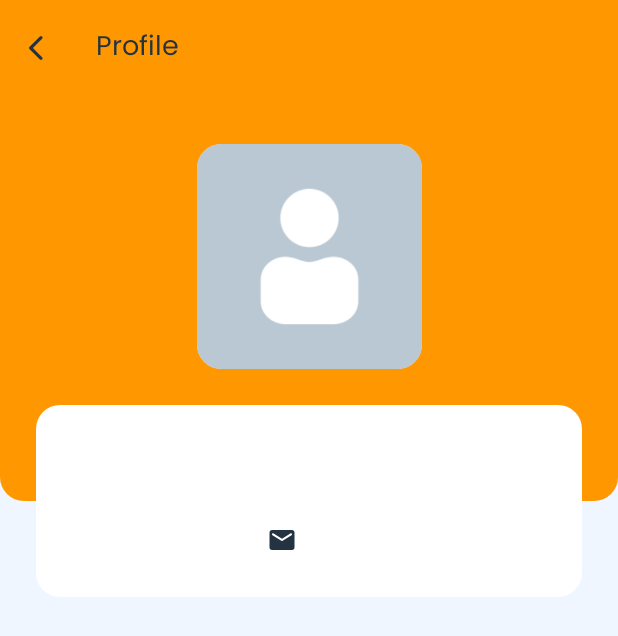
After one commit to mikirinkode/FirebaseChatApp, an Android app: the ProfileActivity screen opened directly, with no data from a screen before it, on a phone screen of 412 x 824 dp. The commit adds this screen. Shown: the top 636 px of the screen. Run offline under Robolectric (Android 15) with nearby library versions, the phone set to English and light mode, and no system bars; our stand-ins replace Firebase (no records; nobody signed in at launch, a user with empty details on screens opened directly).

Commit message:
add profile screen

```diff
--- a/app/src/main/AndroidManifest.xml
+++ b/app/src/main/AndroidManifest.xml
@@ -17,6 +17,9 @@
         android:supportsRtl="true"
         android:theme="@style/Theme.FirebaseChatApp"
         tools:targetApi="31">
+        <activity
+            android:name=".feature.profile.ProfileActivity"
+            android:exported="false" />
         <activity
             android:name=".feature.chat.ChatActivity"
             android:exported="false" />
--- /dev/null
+++ b/app/src/main/java/com/mikirinkode/firebasechatapp/feature/profile/ProfileActivity.kt
@@ -0,0 +1,66 @@
+package com.mikirinkode.firebasechatapp.feature.profile
+
+import androidx.appcompat.app.AppCompatActivity
+import android.os.Bundle
+import com.bumptech.glide.Glide
+import com.mikirinkode.firebasechatapp.R
+import com.mikirinkode.firebasechatapp.data.model.UserAccount
+import com.mikirinkode.firebasechatapp.databinding.ActivityProfileBinding
+
+class ProfileActivity : AppCompatActivity(), ProfileView {
+
+    private val binding: ActivityProfileBinding by lazy {
+        ActivityProfileBinding.inflate(layoutInflater)
+    }
+
+    private lateinit var presenter: ProfilePresenter
+
+    companion object {
+        const val EXTRA_INTENT_USER_ID = "key_user_id"
+    }
+
+    override fun onCreate(savedInstanceState: Bundle?) {
+        super.onCreate(savedInstanceState)
+        setContentView(binding.root)
+        initView()
+        setupPresenter()
+        handleIntent()
+        onActionClicked()
+    }
+
+    override fun onDestroy() {
+        super.onDestroy()
+        presenter.detachView()
+    }
+
+    private fun initView() {}
+
+    private fun handleIntent(){
+        val userId = intent.getStringExtra(EXTRA_INTENT_USER_ID)
+        if (userId != null){
+            presenter.observeUserProfile(userId)
+        }
+    }
+
+    private fun setupPresenter() {
+        presenter = ProfilePresenter()
+        presenter.attachView(this)
+    }
+
+    override fun onGetProfileSuccess(user: UserAccount) {
+        binding.apply {
+            tvUserEmail.text = user.email
+            tvUserFullName.text = user.name
+
+            if (user.avatarUrl != null && user.avatarUrl != "") {
+                Glide.with(this@ProfileActivity)
+                    .load(user.avatarUrl).into(ivUserProfile)
+            }
+        }
+    }
+
+    override fun showLoading() {}
+    override fun hideLoading() {}
+
+    private fun onActionClicked() {}
+}
--- /dev/null
+++ b/app/src/main/java/com/mikirinkode/firebasechatapp/feature/profile/ProfilePresenter.kt
@@ -0,0 +1,25 @@
+package com.mikirinkode.firebasechatapp.feature.profile
+
+import com.mikirinkode.firebasechatapp.base.BasePresenter
+import com.mikirinkode.firebasechatapp.data.model.UserAccount
+
+class ProfilePresenter : BasePresenter<ProfileView>, ProfileEventListener {
+    private var mView: ProfileView? = null
+    private var mHelper: ProfileHelper = ProfileHelper(this)
+
+    fun observeUserProfile(userId: String){
+        mHelper.getUserById(userId)
+    }
+
+    override fun onGetProfileSuccess(user: UserAccount) {
+        mView?.onGetProfileSuccess(user)
+    }
+
+    override fun attachView(view: ProfileView) {
+        mView = view
+    }
+
+    override fun detachView() {
+        mView = null
+    }
+}
--- /dev/null
+++ b/app/src/main/java/com/mikirinkode/firebasechatapp/feature/profile/ProfileView.kt
@@ -0,0 +1,8 @@
+package com.mikirinkode.firebasechatapp.feature.profile
+
+import com.mikirinkode.firebasechatapp.base.BaseView
+import com.mikirinkode.firebasechatapp.data.model.UserAccount
+
+interface ProfileView: BaseView {
+    fun onGetProfileSuccess(user: UserAccount)
+}
--- /dev/null
+++ b/app/src/main/res/drawable/bg_user_profile.xml
@@ -0,0 +1,11 @@
+<?xml version="1.0" encoding="utf-8"?>
+<shape xmlns:android="http://schemas.android.com/apk/res/android"
+    android:shape="rectangle">
+
+    <solid
+        android:color="?attr/background"/>
+
+    <corners
+        android:bottomLeftRadius="16dp"
+        android:bottomRightRadius="16dp"/>
+</shape>
--- /dev/null
+++ b/app/src/main/res/layout/activity_profile.xml
@@ -0,0 +1,118 @@
+<?xml version="1.0" encoding="utf-8"?>
+<androidx.constraintlayout.widget.ConstraintLayout xmlns:android="http://schemas.android.com/apk/res/android"
+    xmlns:app="http://schemas.android.com/apk/res-auto"
+    xmlns:tools="http://schemas.android.com/tools"
+    android:layout_width="match_parent"
+    android:layout_height="match_parent"
+    tools:context=".feature.profile.ProfileActivity">
+
+    <View
+        android:layout_width="match_parent"
+        android:layout_height="0dp"
+        android:layout_marginBottom="64dp"
+        android:background="@drawable/bg_user_profile"
+        android:backgroundTint="?android:attr/colorPrimary"
+        app:layout_constraintBottom_toBottomOf="@+id/cardUserInfo"
+        app:layout_constraintEnd_toEndOf="parent"
+        app:layout_constraintStart_toStartOf="parent"
+        app:layout_constraintTop_toTopOf="parent" />
+
+    <androidx.constraintlayout.widget.ConstraintLayout
+        android:id="@+id/appBarLayout"
+        android:layout_width="match_parent"
+        android:layout_height="?attr/actionBarSize"
+        app:layout_constraintEnd_toEndOf="parent"
+        app:layout_constraintStart_toStartOf="parent"
+        app:layout_constraintTop_toTopOf="parent">
+
+        <Button
+            android:id="@+id/btnBack"
+            style="@style/Widget.Material3.Button.IconButton"
+            android:layout_width="wrap_content"
+            android:layout_height="wrap_content"
+            app:icon="@drawable/ic_back"
+            app:iconTint="?android:attr/textColor"
+            app:layout_constraintBottom_toBottomOf="parent"
+            app:layout_constraintStart_toStartOf="parent"
+            app:layout_constraintTop_toTopOf="parent" />
+
+        <TextView
+            android:layout_width="wrap_content"
+            android:layout_height="wrap_content"
+            android:layout_marginStart="16dp"
+            android:text="Profile"
+            android:textSize="18sp"
+            app:layout_constraintBottom_toBottomOf="parent"
+            app:layout_constraintStart_toEndOf="@id/btnBack"
+            app:layout_constraintTop_toTopOf="parent" />
+
+    </androidx.constraintlayout.widget.ConstraintLayout>
+
+
+    <com.google.android.material.card.MaterialCardView
+        android:id="@+id/cardProfile"
+        android:layout_width="wrap_content"
+        android:layout_height="wrap_content"
+        android:layout_marginTop="32dp"
+        app:cardCornerRadius="@dimen/corner_radius"
+        app:layout_constraintEnd_toEndOf="parent"
+        app:layout_constraintStart_toStartOf="parent"
+        app:layout_constraintTop_toBottomOf="@+id/appBarLayout"
+        app:strokeWidth="0dp">
+
+        <ImageView
+            android:id="@+id/ivUserProfile"
+            android:layout_width="150dp"
+            android:layout_height="150dp"
+            android:src="@drawable/ic_default_user_avatar"/>
+    </com.google.android.material.card.MaterialCardView>
+
+    <androidx.constraintlayout.widget.ConstraintLayout
+        android:id="@+id/cardUserInfo"
+        android:layout_width="match_parent"
+        android:layout_height="wrap_content"
+        android:layout_marginHorizontal="24dp"
+        android:background="@drawable/bg_rounded_card"
+        android:backgroundTint="?attr/background"
+        android:layout_marginTop="24dp"
+        android:padding="24dp"
+        app:layout_constraintEnd_toEndOf="parent"
+        app:layout_constraintStart_toStartOf="parent"
+        app:layout_constraintTop_toBottomOf="@id/cardProfile">
+
+        <TextView
+            android:id="@+id/tvUserFullName"
+            android:layout_width="0dp"
+            android:layout_height="wrap_content"
+            android:textAlignment="center"
+            android:textSize="24sp"
+            android:textStyle="bold"
+            app:layout_constraintEnd_toEndOf="parent"
+            app:layout_constraintStart_toStartOf="parent"
+            app:layout_constraintTop_toTopOf="parent"
+            tools:text="Firstname Lastname" />
+
+
+        <ImageView
+            android:layout_width="20dp"
+            android:layout_height="20dp"
+            android:layout_marginEnd="8dp"
+            android:src="@drawable/ic_email"
+            app:layout_constraintEnd_toStartOf="@id/tvUserEmail"
+            app:layout_constraintTop_toTopOf="@id/tvUserEmail"
+            app:tint="?android:attr/textColor" />
+
+        <TextView
+            android:id="@+id/tvUserEmail"
+            android:layout_width="wrap_content"
+            android:layout_height="wrap_content"
+            android:layout_marginTop="16dp"
+            android:textAlignment="center"
+            app:layout_constraintEnd_toEndOf="parent"
+            app:layout_constraintStart_toStartOf="parent"
+            app:layout_constraintTop_toBottomOf="@+id/tvUserFullName"
+            tools:text="EMAIL@EMAIL.COM" />
+
+    </androidx.constraintlayout.widget.ConstraintLayout>
+
+</androidx.constraintlayout.widget.ConstraintLayout>
--- a/app/src/main/res/values-night/themes.xml
+++ b/app/src/main/res/values-night/themes.xml
@@ -13,7 +13,7 @@
         <item name="android:fontFamily">@font/poppins</item>
         <item name="android:textColor">@color/night_theme_text_color</item>
         <item name="android:windowBackground">@color/night_window_background</item>
-        <item name="background">@color/black_secondary_background</item>
-        <item name="backgroundColor">@color/colorPrimaryDark</item>
+        <item name="background">@color/night_secondary_background</item>
+        <item name="backgroundColor">@color/night_third_background</item>
     </style>
 </resources>
--- a/app/src/main/res/values/colors.xml
+++ b/app/src/main/res/values/colors.xml
@@ -16,7 +16,8 @@
 
     <color name="light_window_background">#F0F6FF</color>
     <color name="night_window_background">#17212B</color>
-    <color name="black_secondary_background">#1E2B38</color>
+    <color name="night_secondary_background">#1E2B38</color>
+    <color name="night_third_background">#1E2B38</color>
 
     <color name="light_color_on_background">#DBE5F3</color>
     <color name="night_color_on_background">#131C25</color>
--- /dev/null
+++ b/app/src/main/res/values/dimens.xml
@@ -0,0 +1,4 @@
+<?xml version="1.0" encoding="utf-8"?>
+<resources>
+    <dimen name="corner_radius">16dp</dimen>
+</resources>
--- a/app/src/main/res/values/themes.xml
+++ b/app/src/main/res/values/themes.xml
@@ -15,6 +15,5 @@
         <item name="android:windowBackground">@color/light_window_background</item>
         <item name="background">@color/white</item>
         <item name="backgroundColor">@color/colorPrimary</item>
-        <item name="colorOnBackground">@color/light_color_on_background</item>
     </style>
 </resources>
```
Also changed, not shown: app/src/main/java/com/mikirinkode/firebasechatapp/feature/main/ChatHistoryAdapter.kt (renamed from app/src/main/java/com/mikirinkode/firebasechatapp/feature/main/MainAdapter.kt, +6 -14 lines), app/src/main/java/com/mikirinkode/firebasechatapp/feature/main/ChatHistoryHelper.kt (renamed from app/src/main/java/com/mikirinkode/firebasechatapp/feature/main/MainHelper.kt, +0 -33 lines), app/src/main/java/com/mikirinkode/firebasechatapp/feature/main/MainActivity.kt (+12 -2 lines), app/src/main/java/com/mikirinkode/firebasechatapp/feature/profile/ProfileHelper.kt (added, +33 -0 lines).
